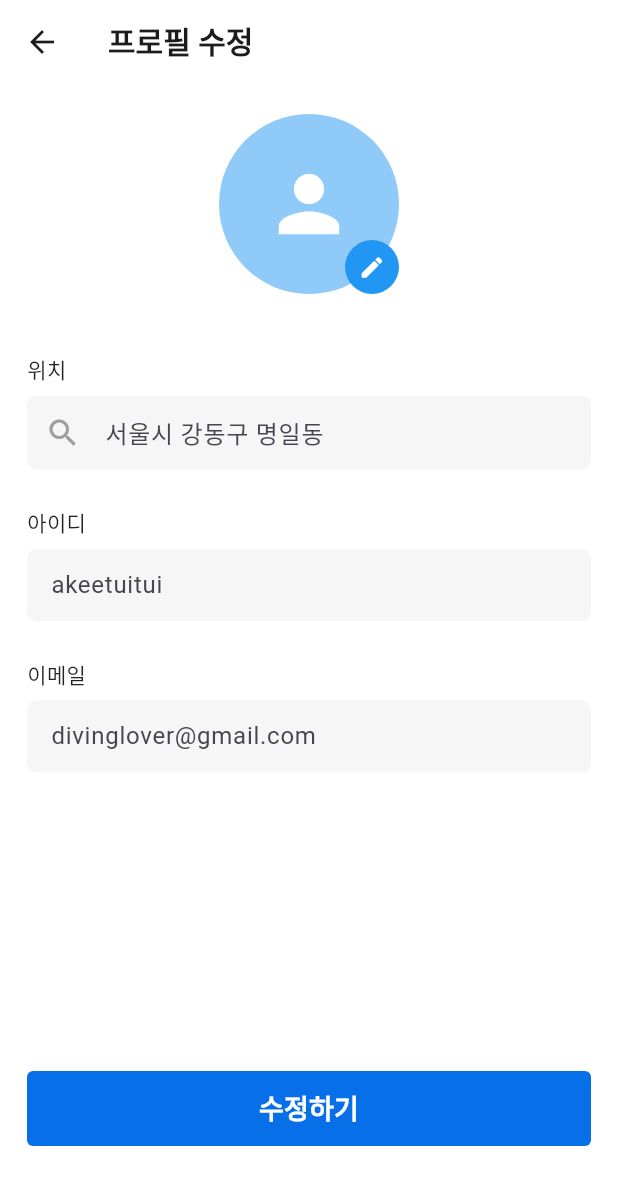
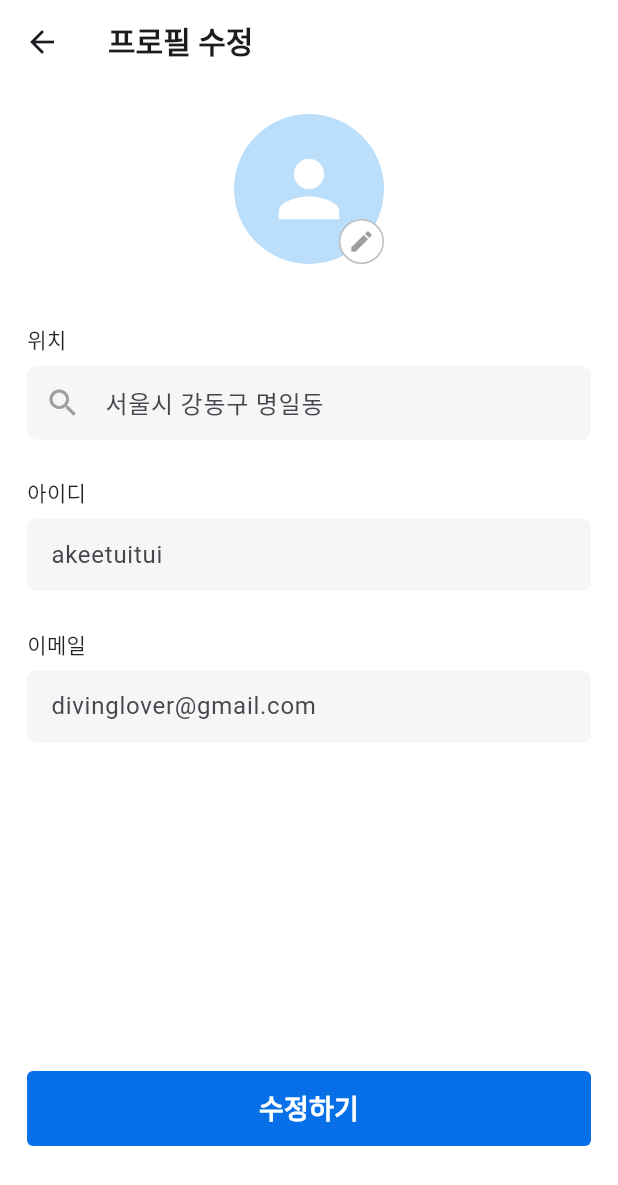
Before and after one commit to matthewKang6263/flutter_application_seau, a Flutter app: the MyPage screen opened directly, after a tap on "프로필 수정", on a phone screen of 412 x 824 dp. Shown: the top 1185 px of the screen. Run offline on Flutter 3.47's test engine with Material 3 defaults, Android fonts, the phone set to English and light mode, and no system bars; our stand-ins replace flutter_riverpod; project files that could hold a hidden picture were left out.

Commit message:
<docs>(profileimage): 프로필 위젯 수정

```diff
--- a/lib/ui/pages/mypage/edit_page.dart
+++ b/lib/ui/pages/mypage/edit_page.dart
@@ -1,6 +1,7 @@
 import 'package:flutter/material.dart';
 import 'package:flutter_application_seau/ui/pages/address_search/address_search_page.dart';
 import 'package:flutter_application_seau/ui/widgets/primary_button.dart';
+import 'package:flutter_application_seau/ui/widgets/user_profile_image.dart';
 
 class EditPage extends StatelessWidget {
   const EditPage({super.key});
@@ -26,44 +27,23 @@ class EditPage extends StatelessWidget {
           crossAxisAlignment: CrossAxisAlignment.start,
           children: [
             const SizedBox(height: 20),
-            // 프로필 이미지
+            // 1. 프로필 이미지
             Center(
-              child: Stack(
-                children: [
-                  CircleAvatar(
-                    radius: 60,
-                    backgroundColor: Colors.blue[200],
-                    child: const Icon(
-                      Icons.person,
-                      size: 60,
-                      color: Colors.white,
-                    ),
-                  ),
-                  Positioned(
-                    bottom: 0,
-                    right: 0,
-                    child: CircleAvatar(
-                      backgroundColor: Colors.blue,
-                      radius: 18,
-                      child: IconButton(
-                        icon: const Icon(Icons.edit,
-                            size: 18, color: Colors.white),
-                        onPressed: () {
-                          // 프로필 이미지 수정 로직
-                        },
-                      ),
-                    ),
-                  ),
-                ],
+              child: UserProfileImage(
+                dimension: 100,
+                imgUrl: '', // 이미지 URL이 없으면 기본 아이콘 표시
+                onEdit: () {
+                  // 프로필 이미지 수정 로직
+                },
               ),
             ),
             const SizedBox(height: 40),
-            // 위치 입력 필드
+            // 2. 위치 입력 필드
             GestureDetector(
               onTap: () {
                 Navigator.push(
                   context,
-                  MaterialPageRoute(builder: (context) => AddressSearchPage()),
+                  MaterialPageRoute(builder: (context) => AddressSearchPage()), // [가입-위치설정]페이지로 이동
                 );
               },
               child: const CustomTextField(
@@ -74,13 +54,13 @@ class EditPage extends StatelessWidget {
               ),
             ),
             const SizedBox(height: 25),
-            // 아이디 입력 필드
+            // 3. 아이디 입력 필드
             const CustomTextField(
               label: '아이디',
               hintText: 'akeetuitui',
             ),
             const SizedBox(height: 25),
-            // 이메일 입력 필드
+            // 4. 이메일 입력 필드
             const CustomTextField(
               label: '이메일',
               hintText: 'divinglover@gmail.com',
--- a/lib/ui/pages/mypage/my_page.dart
+++ b/lib/ui/pages/mypage/my_page.dart
@@ -3,6 +3,7 @@ import 'package:flutter_application_seau/ui/pages/certification/certification_pa
 import 'package:flutter_application_seau/ui/pages/mypage/edit_page.dart';
 import 'package:flutter_application_seau/ui/pages/mypage/widgets/info_card.dart';
 import 'package:flutter_application_seau/ui/widgets/primary_button.dart';
+import 'package:flutter_application_seau/ui/widgets/user_profile_image.dart';
 
 class MyPage extends StatelessWidget {
   const MyPage({super.key});
@@ -31,17 +32,13 @@ class MyPage extends StatelessWidget {
                 // 프로필 섹션 콘텐츠 1. 프로필이미지 2. 사용자닉네임 3. 사용자주소 4. 수정버튼
                 children: [
                   SizedBox(height: 20),
-                  CircleAvatar(
-                    radius: 50,
-                    backgroundColor: Colors.blue[200],
-                    child: Icon(
-                      Icons.person,
-                      size: 50,
-                      color: Colors.white,
-                    ),
+                  UserProfileImage(
+                    dimension: 100,
+                    imgUrl: '',
+                    onEdit: () {}, // 프로필 이미지 수정 로직 추가!
                   ),
                   SizedBox(
-                    height: 20,
+                    height: 30,
                   ),
                   Text(
                     '닉네임',
--- a/lib/ui/widgets/user_profile_image.dart
+++ b/lib/ui/widgets/user_profile_image.dart
@@ -24,3 +24,70 @@
 //     );
 //   }
 // }
+
+import 'package:flutter/material.dart';
+
+class UserProfileImage extends StatelessWidget {
+  final double dimension;
+  final String? imgUrl;
+  final VoidCallback? onEdit;
+
+  const UserProfileImage({
+    super.key,
+    required this.dimension,
+    this.imgUrl,
+    this.onEdit,
+  });
+
+  @override
+  Widget build(BuildContext context) {
+    return SizedBox(
+      height: dimension,
+      width: dimension,
+      child: Stack(
+        children: [
+          // 프로필 이미지
+          CircleAvatar(
+            radius: dimension / 2,
+            backgroundColor: Colors.blue[100],
+            backgroundImage: imgUrl != null && imgUrl!.isNotEmpty // 이미지 url 유무 판별
+                ? NetworkImage(imgUrl!)
+                : null,
+            child: imgUrl == null || imgUrl!.isEmpty
+                ? const Icon(Icons.person, size: 60, color: Colors.white)
+                : null,
+          ),
+          // 수정 아이콘
+          if (onEdit != null)
+            Positioned(
+              bottom: 0,
+              right: 0,
+              child: GestureDetector(
+                onTap: onEdit,
+                child: Container(
+                  width: 30,
+                  height: 30,
+                  decoration: BoxDecoration(
+                    color: Colors.white,
+                    shape: BoxShape.circle,
+                    border: Border.all(
+                      color: Colors.grey[400]!, // 테두리 색상
+                      width: 1, // 테두리 두께
+                    ),
+                  ),
+                  // 연필 아이콘
+                  child: Center(
+                    child: Icon(
+                      Icons.edit,
+                      size: 18,
+                      color: Colors.grey,
+                    ),
+                  ),
+                ),
+              ),
+            ),
+        ],
+      ),
+    );
+  }
+}
```
